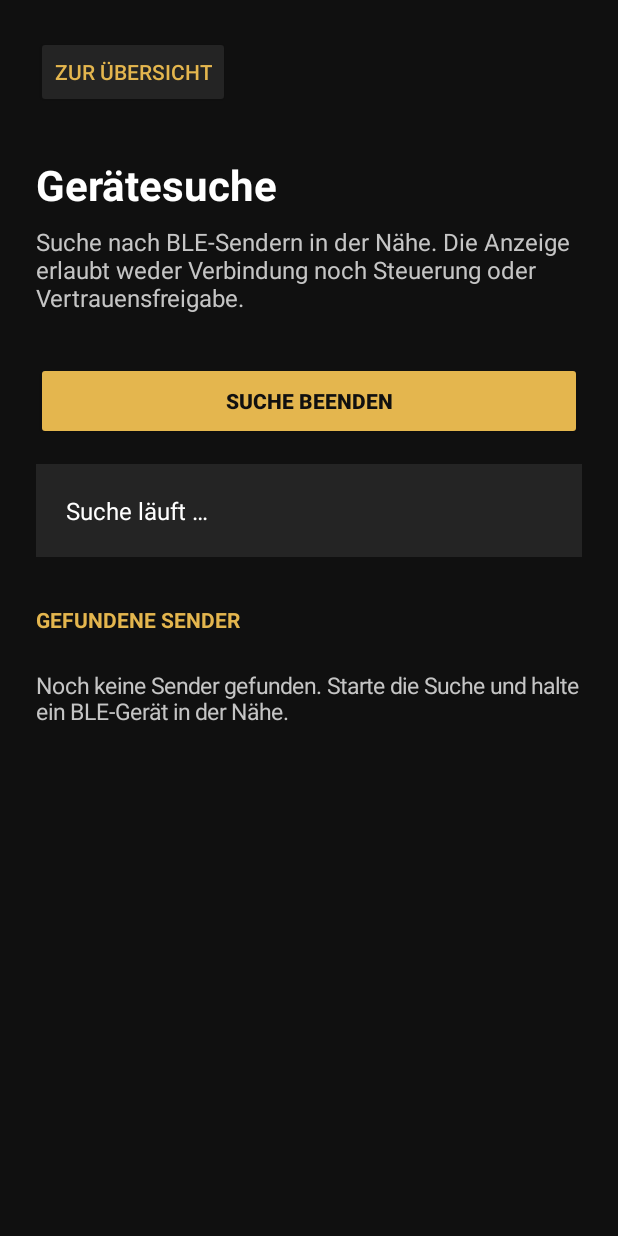
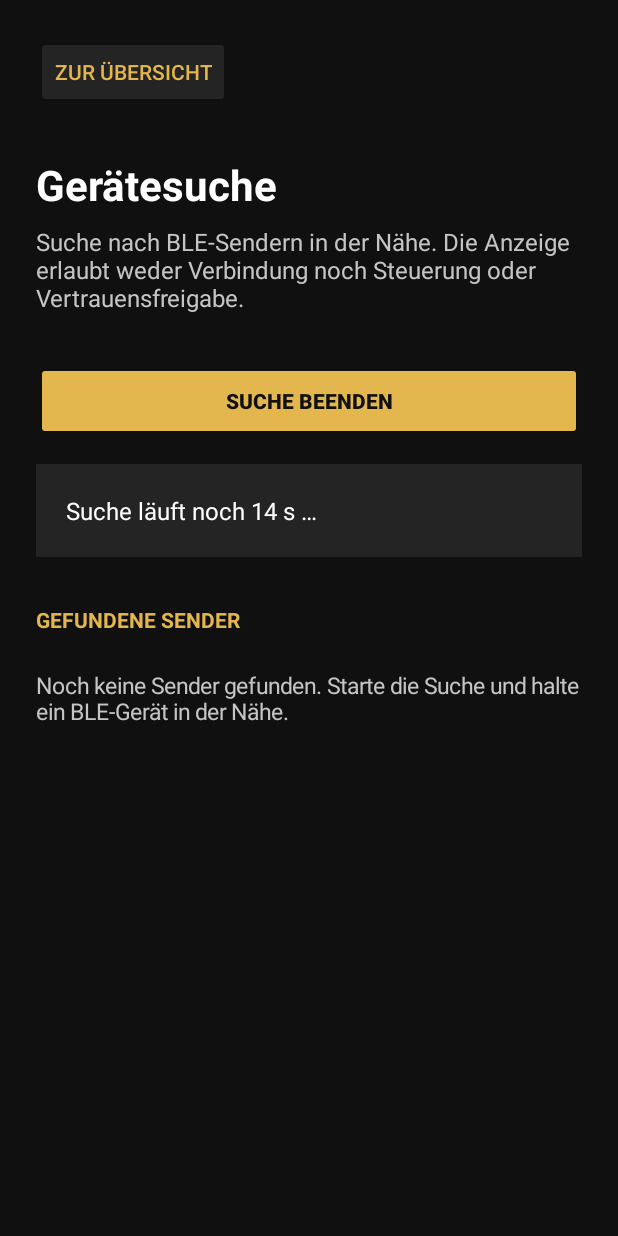
Before and after one commit to nikolausnold/NIKNOLIG, an Android app: the DeviceDiscoveryActivity screen opened directly, with no data from a screen before it, after a tap on "SUCHE STARTEN", on a phone screen of 412 x 824 dp. Run offline under Robolectric (Android 15) with nearby library versions, the phone set to English and light mode, and no system bars.

Commit message:
Bound BLE scanning and stabilize results
Co-authored-by: nikolausnold <339979236+nikolausnold@users.noreply.github.com>

```diff
--- a/app/src/main/java/com/niknolig/app/DeviceDiscoveryActivity.kt
+++ b/app/src/main/java/com/niknolig/app/DeviceDiscoveryActivity.kt
@@ -9,6 +9,9 @@ import android.content.Intent
 import android.content.pm.PackageManager
 import android.os.Build
 import android.os.Bundle
+import android.os.Handler
+import android.os.Looper
+import android.os.SystemClock
 import android.widget.Button
 import android.widget.LinearLayout
 import android.widget.TextView
@@ -17,13 +20,29 @@ class DeviceDiscoveryActivity : Activity() {
     private lateinit var scanButton: Button
     private lateinit var scanStatus: TextView
     private lateinit var resultsContainer: LinearLayout
+    private val mainHandler = Handler(Looper.getMainLooper())
     private var scanner: android.bluetooth.le.BluetoothLeScanner? = null
     private var scanning = false
+    private var scanStartedAt = 0L
     private val discoveredDevices = linkedMapOf<String, ScanResult>()
+    private val updateScanStatus = object : Runnable {
+        override fun run() {
+            if (!scanning) return
+            val remainingMillis = SCAN_DURATION_MILLIS - (SystemClock.elapsedRealtime() - scanStartedAt)
+            if (remainingMillis <= 0) {
+                stopScan(R.string.scan_complete)
+                return
+            }
+            val remainingSeconds = (remainingMillis + 999) / 1000
+            scanStatus.text = getString(R.string.scanning_countdown, remainingSeconds)
+            mainHandler.postDelayed(this, STATUS_UPDATE_INTERVAL_MILLIS)
+        }
+    }
 
     private val scanCallback = object : ScanCallback() {
         override fun onScanResult(callbackType: Int, result: ScanResult) {
             runOnUiThread {
+                if (!scanning) return@runOnUiThread
                 val key = deviceKey(result)
                 if (!discoveredDevices.containsKey(key) && discoveredDevices.size >= MAX_RESULTS) {
                     return@runOnUiThread
@@ -37,6 +56,7 @@ class DeviceDiscoveryActivity : Activity() {
             runOnUiThread {
                 scanning = false
                 scanner = null
+                mainHandler.removeCallbacks(updateScanStatus)
                 scanButton.setText(R.string.start_scan)
                 scanStatus.setText(R.string.scan_failed)
             }
@@ -103,8 +123,10 @@ class DeviceDiscoveryActivity : Activity() {
             renderResults()
             activeScanner.startScan(scanCallback)
             scanning = true
+            scanStartedAt = SystemClock.elapsedRealtime()
             scanButton.setText(R.string.stop_scan)
-            scanStatus.setText(R.string.scanning)
+            mainHandler.removeCallbacks(updateScanStatus)
+            updateScanStatus.run()
         } catch (_: SecurityException) {
             scanStatus.setText(R.string.scan_permission_denied)
             scanner = null
@@ -114,11 +136,12 @@ class DeviceDiscoveryActivity : Activity() {
         }
     }
 
-    private fun stopScan() {
+    private fun stopScan(statusMessage: Int = R.string.scan_stopped) {
+        mainHandler.removeCallbacks(updateScanStatus)
         if (!scanning) return
         try {
             scanner?.stopScan(scanCallback)
-            scanStatus.setText(R.string.scan_stopped)
+            scanStatus.setText(statusMessage)
         } catch (_: SecurityException) {
             scanStatus.setText(R.string.scan_permission_denied)
         } finally {
@@ -208,10 +231,19 @@ class DeviceDiscoveryActivity : Activity() {
 
     private fun deviceKey(result: ScanResult): String {
         val record = result.scanRecord
+        val manufacturerData = record?.manufacturerSpecificData?.let { data ->
+            (0 until data.size()).joinToString(";") { index ->
+                "${data.keyAt(index)}:${data.valueAt(index).toHexString()}"
+            }
+        }.orEmpty()
+        val serviceData = record?.serviceData?.entries.orEmpty()
+            .sortedBy { it.key.uuid.toString() }
+            .joinToString(";") { (uuid, data) -> "${uuid.uuid}:${data.toHexString()}" }
         return listOf(
             record?.deviceName.orEmpty(),
-            record?.serviceUuids.orEmpty().joinToString(),
-            record?.manufacturerSpecificData?.toString().orEmpty()
+            record?.serviceUuids.orEmpty().map { it.uuid.toString() }.sorted().joinToString(";"),
+            manufacturerData,
+            serviceData
         ).joinToString("|")
     }
 
@@ -221,5 +253,7 @@ class DeviceDiscoveryActivity : Activity() {
     companion object {
         private const val REQUEST_BLE_PERMISSION = 100
         private const val MAX_RESULTS = 50
+        private const val SCAN_DURATION_MILLIS = 15_000L
+        private const val STATUS_UPDATE_INTERVAL_MILLIS = 1_000L
     }
 }
--- a/app/src/main/res/values/strings.xml
+++ b/app/src/main/res/values/strings.xml
@@ -15,7 +15,9 @@
     <string name="stop_scan">Suche beenden</string>
     <string name="scan_not_started">Die Suche wurde noch nicht gestartet.</string>
     <string name="scanning">Suche läuft …</string>
+    <string name="scanning_countdown">Suche läuft noch %1$d s …</string>
     <string name="scan_stopped">Suche beendet.</string>
+    <string name="scan_complete">Suche abgeschlossen.</string>
     <string name="scan_failed">Die Bluetooth-Suche ist fehlgeschlagen. Bitte versuche es erneut.</string>
     <string name="scan_permission_denied">Die erforderliche Berechtigung wurde nicht erteilt. Ohne sie kann nicht gesucht werden.</string>
     <string name="bluetooth_unavailable">Bluetooth ist nicht verfügbar oder ausgeschaltet.</string>
```
Also changed, not shown: 1 other file.
